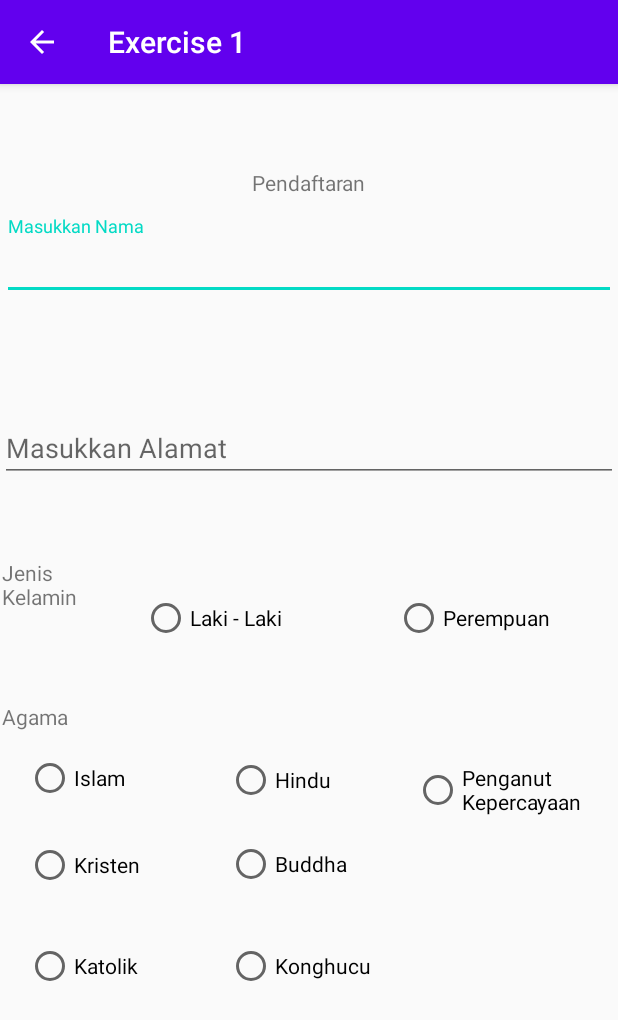
After one commit to mmiqdad11/SampleConstraintLayout, an Android app: the FormRegister screen opened directly, with no data from a screen before it, on a phone screen of 412 x 824 dp. The commit adds this screen. Shown: the top 1020 px of the screen. Run offline under Robolectric (Android 15) with nearby library versions, the phone set to English and light mode, and no system bars.

Commit message:
add new activity and make radiobutton

```diff
--- a/app/build.gradle
+++ b/app/build.gradle
@@ -26,6 +26,7 @@ android {
 dependencies {
     implementation fileTree(dir: 'libs', include: ['*.jar'])
 
+
     implementation 'androidx.appcompat:appcompat:1.1.0'
     implementation 'androidx.constraintlayout:constraintlayout:1.1.3'
     testImplementation 'junit:junit:4.12'
--- /dev/null
+++ b/app/src/main/java/com/example/sampleconstraintlayout/FormRegister.java
@@ -0,0 +1,14 @@
+package com.example.sampleconstraintlayout;
+
+import androidx.appcompat.app.AppCompatActivity;
+
+import android.os.Bundle;
+
+public class FormRegister extends AppCompatActivity {
+
+    @Override
+    protected void onCreate(Bundle savedInstanceState) {
+        super.onCreate(savedInstanceState);
+        setContentView(R.layout.activity_form_register);
+    }
+}
--- a/app/src/main/java/com/example/sampleconstraintlayout/MainActivity.java
+++ b/app/src/main/java/com/example/sampleconstraintlayout/MainActivity.java
@@ -11,7 +11,10 @@ import android.view.MenuItem;
 import android.view.View;
 import android.widget.Button;
 import android.widget.EditText;
+import android.widget.TextView;
 import android.widget.Toast;
+
+import com.google.android.material.textfield.TextInputLayout;
 
 public class MainActivity extends AppCompatActivity {
 
@@ -20,6 +23,8 @@ public class MainActivity extends AppCompatActivity {
     EditText edemail, edpassword;
 
     String nama, password;
+
+    TextView regis;
 
     @Override
     public boolean onOptionsItemSelected(@NonNull MenuItem item) {
@@ -48,6 +53,19 @@ public class MainActivity extends AppCompatActivity {
 
         edpassword = findViewById(R.id.edPassword);
 
+        regis = findViewById(R.id.regis);
+
+        regis.setOnClickListener(new View.OnClickListener() {
+            @Override
+            public void onClick(View v) {
+
+                Intent i = new Intent(getApplicationContext(), FormRegister.class);
+
+                startActivity(i);
+
+            }
+        });
+
         btnLogin.setOnClickListener(new View.OnClickListener() {
             @Override
             public void onClick(View view) {
@@ -58,9 +76,9 @@ public class MainActivity extends AppCompatActivity {
                 String email = "admin@mail.com";
 
                 String pass = "123";
-
-
-
+                if (!validateEmail() | !validatePassword()) {
+                    return;
+                }
                 if(nama.equals(email) && password.equals(pass)) {
                     Toast t = Toast.makeText(getApplicationContext(), "Login Sukses",
                             Toast.LENGTH_LONG);
@@ -89,4 +107,27 @@ public class MainActivity extends AppCompatActivity {
             }
         });
     }
+
+    private boolean validateEmail() {
+        String emailInput = edemail.getEditableText().toString().trim();
+
+        if (emailInput.isEmpty()) {
+            edemail.setError("Email tidak boleh kosong!");
+            return false;
+        } else {
+            edemail.setError(null);
+            return true;
+        }
+    }
+    private boolean validatePassword() {
+        String emailInput = edpassword.getEditableText().toString().trim();
+
+        if (emailInput.isEmpty()) {
+            edpassword.setError("Password tidak boleh kosong!");
+            return false;
+        } else {
+            edpassword.setError(null);
+            return true;
+        }
+    }
 }
--- /dev/null
+++ b/app/src/main/res/layout/activity_form_register.xml
@@ -0,0 +1,224 @@
+<?xml version="1.0" encoding="utf-8"?>
+<ScrollView xmlns:app="http://schemas.android.com/apk/res-auto"
+    xmlns:tools="http://schemas.android.com/tools"
+    android:layout_height="match_parent"
+    android:layout_width="match_parent"
+    xmlns:android="http://schemas.android.com/apk/res/android"
+    >
+
+    <androidx.constraintlayout.widget.ConstraintLayout
+        android:layout_width="match_parent"
+        android:layout_height="match_parent"
+        tools:context=".FormRegister">
+
+        <TextView
+            android:id="@+id/textView"
+            android:layout_width="wrap_content"
+            android:layout_height="wrap_content"
+            android:text="@string/Pendaftaran"
+            app:layout_constraintBottom_toBottomOf="parent"
+            app:layout_constraintEnd_toEndOf="parent"
+            app:layout_constraintStart_toStartOf="parent"
+            app:layout_constraintTop_toTopOf="parent"
+            app:layout_constraintVertical_bias="0.088" />
+
+        <com.google.android.material.textfield.TextInputLayout
+            android:id="@+id/textInputLayout"
+            android:layout_width="0dp"
+            android:layout_height="wrap_content"
+            android:layout_marginStart="1dp"
+            android:layout_marginLeft="1dp"
+            android:layout_marginEnd="1dp"
+            android:layout_marginRight="1dp"
+            android:layout_marginBottom="76dp"
+            app:layout_constraintBottom_toTopOf="@+id/textInputEditText"
+            app:layout_constraintEnd_toEndOf="parent"
+            app:layout_constraintHorizontal_bias="1.0"
+            app:layout_constraintStart_toStartOf="parent">
+
+            <com.google.android.material.textfield.TextInputEditText
+                android:layout_width="match_parent"
+                android:layout_height="wrap_content"
+                android:hint="@string/enama" />
+        </com.google.android.material.textfield.TextInputLayout>
+
+        <com.google.android.material.textfield.TextInputLayout
+            android:id="@+id/textInputLayout2"
+            android:layout_width="0dp"
+            android:layout_height="wrap_content"
+            android:layout_marginStart="1dp"
+            android:layout_marginLeft="1dp"
+            android:layout_marginEnd="1dp"
+            android:layout_marginRight="1dp"
+            app:layout_constraintEnd_toEndOf="parent"
+            app:layout_constraintHorizontal_bias="0.0"
+            app:layout_constraintStart_toStartOf="parent"
+            app:layout_constraintTop_toBottomOf="@+id/textInputEditText">
+
+        </com.google.android.material.textfield.TextInputLayout>
+
+        <com.google.android.material.textfield.TextInputEditText
+            android:id="@+id/textInputEditText"
+            android:layout_width="0dp"
+            android:layout_height="wrap_content"
+            android:layout_marginTop="220dp"
+            android:hint="@string/ealamat"
+            app:layout_constraintEnd_toEndOf="parent"
+            app:layout_constraintHorizontal_bias="0.0"
+            app:layout_constraintStart_toStartOf="parent"
+            app:layout_constraintTop_toTopOf="parent" />
+
+        <androidx.constraintlayout.widget.ConstraintLayout
+            android:id="@+id/radioGroup2"
+            android:layout_width="0dp"
+            android:layout_height="80dp"
+            app:layout_constraintBottom_toBottomOf="parent"
+            app:layout_constraintEnd_toEndOf="parent"
+            app:layout_constraintHorizontal_bias="1.0"
+            app:layout_constraintStart_toStartOf="parent"
+            app:layout_constraintTop_toBottomOf="@+id/textInputLayout2"
+            app:layout_constraintVertical_bias="0.163"
+            tools:visibility="visible">
+
+            <TextView
+                android:id="@+id/textView9"
+                android:layout_width="0dp"
+                android:layout_height="0dp"
+                android:layout_marginStart="1dp"
+                android:layout_marginLeft="1dp"
+                android:layout_marginEnd="15dp"
+                android:layout_marginRight="15dp"
+                android:text="@string/jKelamin"
+                app:layout_constraintBottom_toBottomOf="parent"
+                app:layout_constraintEnd_toStartOf="@+id/radioButton2"
+                app:layout_constraintStart_toStartOf="parent"
+                app:layout_constraintTop_toTopOf="parent" />
+
+            <RadioButton
+                android:id="@+id/radioButton2"
+                android:layout_width="wrap_content"
+                android:layout_height="wrap_content"
+                android:layout_marginEnd="75dp"
+                android:layout_marginRight="75dp"
+                android:text="@string/laki"
+                app:layout_constraintBottom_toBottomOf="parent"
+                app:layout_constraintEnd_toStartOf="@+id/radioButton"
+                app:layout_constraintStart_toEndOf="@+id/textView9"
+                app:layout_constraintTop_toTopOf="parent" />
+
+            <RadioButton
+                android:id="@+id/radioButton"
+                android:layout_width="wrap_content"
+                android:layout_height="wrap_content"
+                android:layout_marginEnd="45dp"
+                android:layout_marginRight="45dp"
+                android:text="@string/perempuan"
+                app:layout_constraintBottom_toBottomOf="parent"
+                app:layout_constraintEnd_toEndOf="parent"
+                app:layout_constraintStart_toEndOf="@+id/radioButton2"
+                app:layout_constraintTop_toTopOf="parent" />
+
+        </androidx.constraintlayout.widget.ConstraintLayout>
+
+        <androidx.constraintlayout.widget.ConstraintLayout
+            android:id="@+id/radioGroup3"
+            android:layout_width="409dp"
+            android:layout_height="260dp"
+            app:layout_constraintBottom_toBottomOf="parent"
+            app:layout_constraintEnd_toEndOf="parent"
+            app:layout_constraintStart_toStartOf="parent"
+            app:layout_constraintTop_toBottomOf="@+id/radioGroup2">
+
+            <TextView
+                android:id="@+id/textView12"
+                android:layout_width="wrap_content"
+                android:layout_height="wrap_content"
+                android:layout_marginTop="16dp"
+                android:text="@string/agama"
+                app:layout_constraintStart_toStartOf="parent"
+                app:layout_constraintTop_toTopOf="parent" />
+
+            <RadioButton
+                android:id="@+id/radioButton3"
+                android:layout_width="wrap_content"
+                android:layout_height="wrap_content"
+                android:layout_marginStart="16dp"
+                android:layout_marginLeft="16dp"
+                android:layout_marginTop="15dp"
+                android:layout_marginEnd="68dp"
+                android:layout_marginRight="68dp"
+                android:text="@string/islam"
+                app:layout_constraintEnd_toStartOf="@+id/radioButton6"
+                app:layout_constraintStart_toStartOf="parent"
+                app:layout_constraintTop_toBottomOf="@+id/textView12" />
+
+            <RadioButton
+                android:id="@+id/radioButton4"
+                android:layout_width="wrap_content"
+                android:layout_height="wrap_content"
+                android:layout_marginStart="16dp"
+                android:layout_marginLeft="16dp"
+                android:layout_marginTop="26dp"
+                android:text="@string/kristen"
+                app:layout_constraintStart_toStartOf="parent"
+                app:layout_constraintTop_toBottomOf="@+id/radioButton3" />
+
+            <RadioButton
+                android:id="@+id/radioButton5"
+                android:layout_width="wrap_content"
+                android:layout_height="wrap_content"
+                android:layout_marginStart="16dp"
+                android:layout_marginLeft="16dp"
+                android:text="@string/katolik"
+                app:layout_constraintBottom_toBottomOf="@+id/radioButton9"
+                app:layout_constraintStart_toStartOf="parent"
+                app:layout_constraintTop_toTopOf="@+id/radioButton9" />
+
+            <RadioButton
+                android:id="@+id/radioButton6"
+                android:layout_width="wrap_content"
+                android:layout_height="wrap_content"
+                android:layout_marginTop="52dp"
+                android:layout_marginEnd="55dp"
+                android:layout_marginRight="55dp"
+                android:text="@string/hindu"
+                app:layout_constraintEnd_toStartOf="@+id/radioButton8"
+                app:layout_constraintStart_toEndOf="@+id/radioButton3"
+                app:layout_constraintTop_toTopOf="parent" />
+
+            <RadioButton
+                android:id="@+id/radioButton7"
+                android:layout_width="wrap_content"
+                android:layout_height="wrap_content"
+                android:layout_marginTop="24dp"
+                android:text="@string/buddha"
+                app:layout_constraintStart_toStartOf="@+id/radioButton6"
+                app:layout_constraintTop_toBottomOf="@+id/radioButton6" />
+
+            <RadioButton
+                android:id="@+id/radioButton8"
+                android:layout_width="0dp"
+                android:layout_height="49dp"
+                android:layout_marginTop="50dp"
+                android:layout_marginEnd="5dp"
+                android:layout_marginRight="5dp"
+                android:text="@string/pKepercayaan"
+                app:layout_constraintEnd_toEndOf="parent"
+                app:layout_constraintStart_toEndOf="@+id/radioButton6"
+                app:layout_constraintTop_toTopOf="parent" />
+
+            <RadioButton
+                android:id="@+id/radioButton9"
+                android:layout_width="wrap_content"
+                android:layout_height="wrap_content"
+                android:layout_marginBottom="52dp"
+                android:text="@string/konghucu"
+                app:layout_constraintBottom_toBottomOf="parent"
+                app:layout_constraintStart_toStartOf="@+id/radioButton7" />
+
+        </androidx.constraintlayout.widget.ConstraintLayout>
+
+    </androidx.constraintlayout.widget.ConstraintLayout>
+
+
+</ScrollView>
--- a/app/src/main/res/layout/activity_main.xml
+++ b/app/src/main/res/layout/activity_main.xml
@@ -22,18 +22,15 @@
 
         app:srcCompat="@drawable/login" />
 
-    <EditText
+    <com.google.android.material.textfield.TextInputLayout
         android:id="@+id/edEmail"
         android:layout_width="355dp"
-
-
         android:layout_height="wrap_content"
         android:layout_marginLeft="16dp"
         android:layout_marginRight="16dp"
         android:background="#ffffff"
         android:ems="10"
-        android:hint="@string/tEmail"
-        android:inputType="textPersonName"
+        app:errorEnabled="true"
         android:padding="12dp"
         android:textSize="15pt"
         app:layout_constraintBottom_toBottomOf="parent"
@@ -41,9 +38,18 @@
         app:layout_constraintLeft_toLeftOf="parent"
         app:layout_constraintRight_toRightOf="parent"
         app:layout_constraintTop_toTopOf="parent"
-        app:layout_constraintVertical_bias="0.599" />
+        app:layout_constraintVertical_bias="0.599">
+        <com.google.android.material.textfield.TextInputEditText
 
-    <EditText
+            android:layout_height="wrap_content"
+            android:layout_width="match_parent"
+            android:hint="@string/tEmail"
+            android:inputType="textPersonName"
+            tools:ignore="MissingConstraints" />
+
+    </com.google.android.material.textfield.TextInputLayout>
+
+    <com.google.android.material.textfield.TextInputLayout
         android:id="@+id/edPassword"
         android:layout_width="355dp"
 
@@ -52,8 +58,8 @@
         android:layout_marginRight="16dp"
         android:background="#ffffff"
         android:ems="10"
-        android:hint="@string/tPassword"
-        android:inputType="textPassword"
+        app:errorEnabled="true"
+        app:passwordToggleEnabled="true"
         android:padding="12dp"
         android:textSize="15pt"
         app:layout_constraintBottom_toBottomOf="parent"
@@ -61,7 +67,16 @@
         app:layout_constraintLeft_toLeftOf="parent"
         app:layout_constraintRight_toRightOf="parent"
         app:layout_constraintTop_toTopOf="parent"
-        app:layout_constraintVertical_bias="0.706" />
+        app:layout_constraintVertical_bias="0.706">
+        <com.google.android.material.textfield.TextInputEditText
+            android:layout_height="wrap_content"
+            android:layout_width="match_parent"
+            android:hint="@string/tPassword"
+            android:inputType="textPassword"
+            tools:ignore="MissingConstraints"
+
+            />
+    </com.google.android.material.textfield.TextInputLayout>
 
     <Button
         android:id="@+id/btSignin"
@@ -84,4 +99,15 @@
         app:layout_constraintTop_toTopOf="parent"
         app:layout_constraintVertical_bias="0.849" />
 
+    <TextView
+        android:id="@+id/regis"
+        android:layout_width="wrap_content"
+        android:layout_height="wrap_content"
+        android:layout_marginTop="27dp"
+        android:text="@string/Regis"
+        app:layout_constraintBottom_toBottomOf="parent"
+        app:layout_constraintEnd_toEndOf="parent"
+        app:layout_constraintStart_toStartOf="parent"
+        app:layout_constraintTop_toBottomOf="@+id/btSignin" />
+
 </androidx.constraintlayout.widget.ConstraintLayout>
--- a/app/src/main/res/values/strings.xml
+++ b/app/src/main/res/values/strings.xml
@@ -1,5 +1,6 @@
 <resources>
     <string name="app_name">Sample Constraint Layout</string>
+    <string name="exercise">Exercise 1</string>
     <string name="tEmail">Email</string>
     <string name="tPassword">Password</string>
     <string name="bsignin">Sign-In</string>
@@ -22,5 +23,17 @@
     <string name="nama">Nama</string>
     <string name="notel">Nomor Telepon</string>
     <string name="namaitem">Item</string>
-
+    <string name="Regis">Belum Terdaftar?</string>
+    <string name="Pendaftaran">Pendaftaran</string>
+    <string name="jKelamin">Jenis Kelamin</string>
+    <string name="laki">Laki - Laki</string>
+    <string name="perempuan">Perempuan</string>
+    <string name="agama">Agama</string>
+    <string name="islam">Islam</string>
+    <string name="kristen">Kristen</string>
+    <string name="katolik">Katolik</string>
+    <string name="hindu">Hindu</string>
+    <string name="buddha">Buddha</string>
+    <string name="konghucu">Konghucu</string>
+    <string name="pKepercayaan">Penganut Kepercayaan</string>
 </resources>
```
Also changed, not shown: app/src/main/AndroidManifest.xml (+10 -5 lines).
